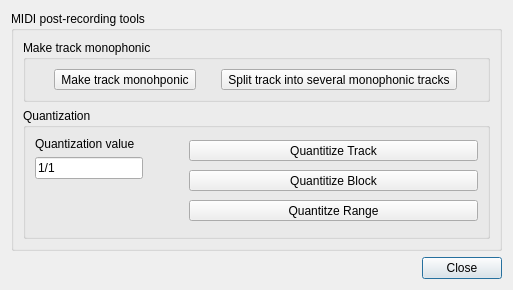
Old version of the form Qt/qt4_tools.ui in the repository kmatheussen/radium.
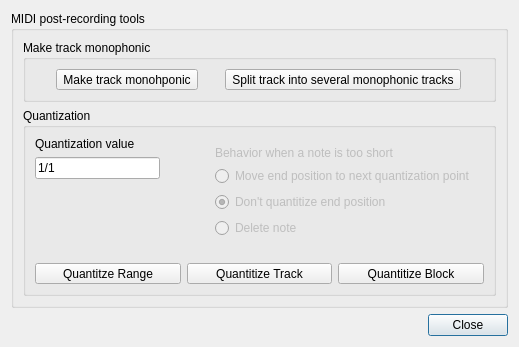
New version of the form. Custom widgets are drawn as their Qt base class.

Commit message: post midi recording dialog improvements

The edit to the form file:
```diff
--- a/Qt/qt4_tools.ui
+++ b/Qt/qt4_tools.ui
@@ -6,8 +6,8 @@
    <rect>
     <x>0</x>
     <y>0</y>
-    <width>513</width>
-    <height>290</height>
+    <width>519</width>
+    <height>331</height>
    </rect>
   </property>
   <property name="windowTitle">
@@ -57,7 +57,9 @@
         <property name="title">
          <string>Quantization</string>
         </property>
-        <layout class="QHBoxLayout" name="horizontalLayout_2" stretch="0,0,1">
+        <layout class="QVBoxLayout" name="verticalLayout_2" stretch="0,0">
+         <item>
+          <layout class="QHBoxLayout" name="horizontalLayout_2" stretch="1,0,0">
          <item>
           <layout class="QVBoxLayout" name="verticalLayout_4">
            <property name="sizeConstraint">
@@ -85,7 +87,7 @@
              <property name="sizeHint" stdset="0">
               <size>
                <width>20</width>
-               <height>40</height>
+                 <height>10</height>
               </size>
              </property>
             </spacer>
@@ -106,7 +108,87 @@
           </spacer>
          </item>
          <item>
-          <layout class="QVBoxLayout" name="verticalLayout_5">
+            <widget class="QFrame" name="">
+             <property name="enabled">
+              <bool>false</bool>
+             </property>
+             <layout class="QVBoxLayout" name="verticalLayout_8">
+              <property name="sizeConstraint">
+               <enum>QLayout::SetDefaultConstraint</enum>
+              </property>
+              <item>
+               <widget class="QLabel" name="label_4">
+                <property name="text">
+                 <string>Behavior when a note is too short</string>
+                </property>
+               </widget>
+              </item>
+              <item>
+               <widget class="QRadioButton" name="radioButton_4">
+                <property name="enabled">
+                 <bool>false</bool>
+                </property>
+                <property name="text">
+                 <string>Move end position to next quantization point</string>
+                </property>
+               </widget>
+              </item>
+              <item>
+               <widget class="QRadioButton" name="radioButton_5">
+                <property name="enabled">
+                 <bool>false</bool>
+                </property>
+                <property name="text">
+                 <string>Don't quantitize end position</string>
+                </property>
+                <property name="checked">
+                 <bool>true</bool>
+                </property>
+               </widget>
+              </item>
+              <item>
+               <widget class="QRadioButton" name="radioButton_6">
+                <property name="enabled">
+                 <bool>false</bool>
+                </property>
+                <property name="text">
+                 <string>Delete note</string>
+                </property>
+               </widget>
+              </item>
+              <item>
+               <spacer name="verticalSpacer_3">
+                <property name="orientation">
+                 <enum>Qt::Vertical</enum>
+                </property>
+                <property name="sizeHint" stdset="0">
+                 <size>
+                  <width>20</width>
+                  <height>10</height>
+                 </size>
+                </property>
+               </spacer>
+              </item>
+             </layout>
+            </widget>
+           </item>
+          </layout>
+         </item>
+         <item>
+          <layout class="QHBoxLayout" name="horizontalLayout_3">
+           <item>
+            <widget class="QToolButton" name="quantitize_range">
+             <property name="sizePolicy">
+              <sizepolicy hsizetype="Expanding" vsizetype="Fixed">
+               <horstretch>0</horstretch>
+               <verstretch>0</verstretch>
+              </sizepolicy>
+             </property>
+             <property name="text">
+              <string>Quantitze Range</string>
+             </property>
+            </widget>
+           </item>
            <item>
             <widget class="QToolButton" name="quantitize_track">
              <property name="sizePolicy">
@@ -133,19 +215,6 @@
              </property>
             </widget>
            </item>
-           <item>
-            <widget class="QToolButton" name="quantitize_range">
-             <property name="sizePolicy">
-              <sizepolicy hsizetype="Expanding" vsizetype="Fixed">
-               <horstretch>0</horstretch>
-               <verstretch>0</verstretch>
-              </sizepolicy>
-             </property>
-             <property name="text">
-              <string>Quantitze Range</string>
-             </property>
-            </widget>
-           </item>
           </layout>
          </item>
         </layout>
```
Left out of the diff: 2 changed lines with no effect on the pictures. Lines whose indentation alone changed are shown as unchanged.
